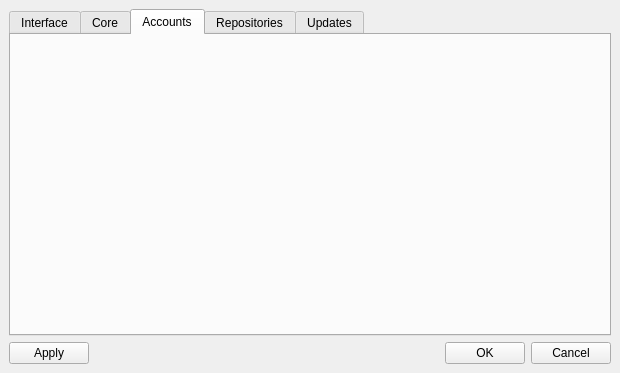
BackupTheBerlios/mops, file mpkg/manager/preferencesbox.ui: the form before one commit.
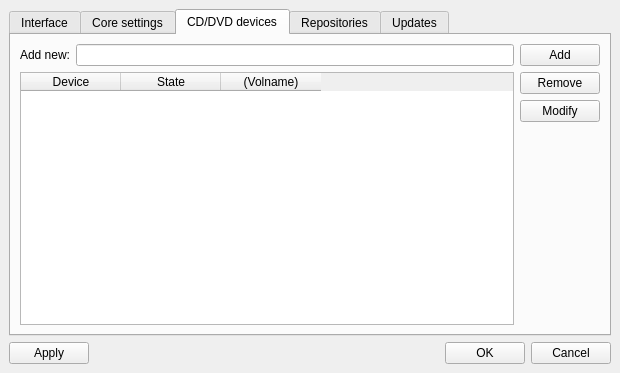
The form after the commit. The open tabs and pages were chosen to show the change.

```diff
--- a/mpkg/manager/preferencesbox.ui
+++ b/mpkg/manager/preferencesbox.ui
@@ -31,7 +31,7 @@
      </widget>
      <widget class="QWidget" name="tab_2" >
       <attribute name="title" >
-       <string>Core</string>
+       <string>Core settings</string>
       </attribute>
       <layout class="QVBoxLayout" >
        <property name="margin" >
@@ -157,8 +157,119 @@
      </widget>
      <widget class="QWidget" name="tab_5" >
       <attribute name="title" >
-       <string>Accounts</string>
+       <string>CD/DVD devices</string>
       </attribute>
+      <layout class="QVBoxLayout" >
+       <property name="margin" >
+        <number>9</number>
+       </property>
+       <property name="spacing" >
+        <number>6</number>
+       </property>
+       <item>
+        <layout class="QHBoxLayout" >
+         <property name="margin" >
+          <number>0</number>
+         </property>
+         <property name="spacing" >
+          <number>6</number>
+         </property>
+         <item>
+          <layout class="QVBoxLayout" >
+           <property name="margin" >
+            <number>0</number>
+           </property>
+           <property name="spacing" >
+            <number>6</number>
+           </property>
+           <item>
+            <layout class="QHBoxLayout" >
+             <property name="margin" >
+              <number>0</number>
+             </property>
+             <property name="spacing" >
+              <number>6</number>
+             </property>
+             <item>
+              <widget class="QLabel" name="label_6" >
+               <property name="text" >
+                <string>Add new:</string>
+               </property>
+              </widget>
+             </item>
+             <item>
+              <widget class="QLineEdit" name="lineEdit" />
+             </item>
+            </layout>
+           </item>
+           <item>
+            <widget class="QTableWidget" name="tableWidget" >
+             <column>
+              <property name="text" >
+               <string>Device</string>
+              </property>
+             </column>
+             <column>
+              <property name="text" >
+               <string>State</string>
+              </property>
+             </column>
+             <column>
+              <property name="text" >
+               <string>(Volname)</string>
+              </property>
+             </column>
+            </widget>
+           </item>
+          </layout>
+         </item>
+         <item>
+          <layout class="QVBoxLayout" >
+           <property name="margin" >
+            <number>0</number>
+           </property>
+           <property name="spacing" >
+            <number>6</number>
+           </property>
+           <item>
+            <widget class="QPushButton" name="pushButton" >
+             <property name="text" >
+              <string>Add</string>
+             </property>
+            </widget>
+           </item>
+           <item>
+            <widget class="QPushButton" name="pushButton_2" >
+             <property name="text" >
+              <string>Remove</string>
+             </property>
+            </widget>
+           </item>
+           <item>
+            <widget class="QPushButton" name="pushButton_3" >
+             <property name="text" >
+              <string>Modify</string>
+             </property>
+            </widget>
+           </item>
+           <item>
+            <spacer>
+             <property name="orientation" >
+              <enum>Qt::Vertical</enum>
+             </property>
+             <property name="sizeHint" >
+              <size>
+               <width>20</width>
+               <height>40</height>
+              </size>
+             </property>
+            </spacer>
+           </item>
+          </layout>
+         </item>
+        </layout>
+       </item>
+      </layout>
      </widget>
      <widget class="QWidget" name="tab_3" >
       <attribute name="title" >
```
Left out of the diff: 117 changed lines with no effect on the pictures.
